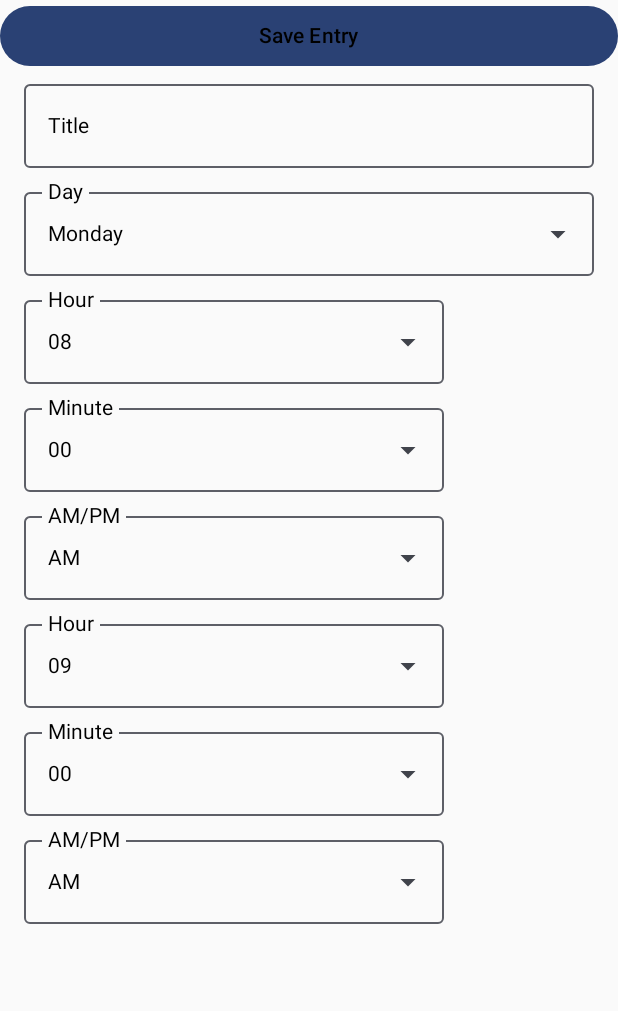
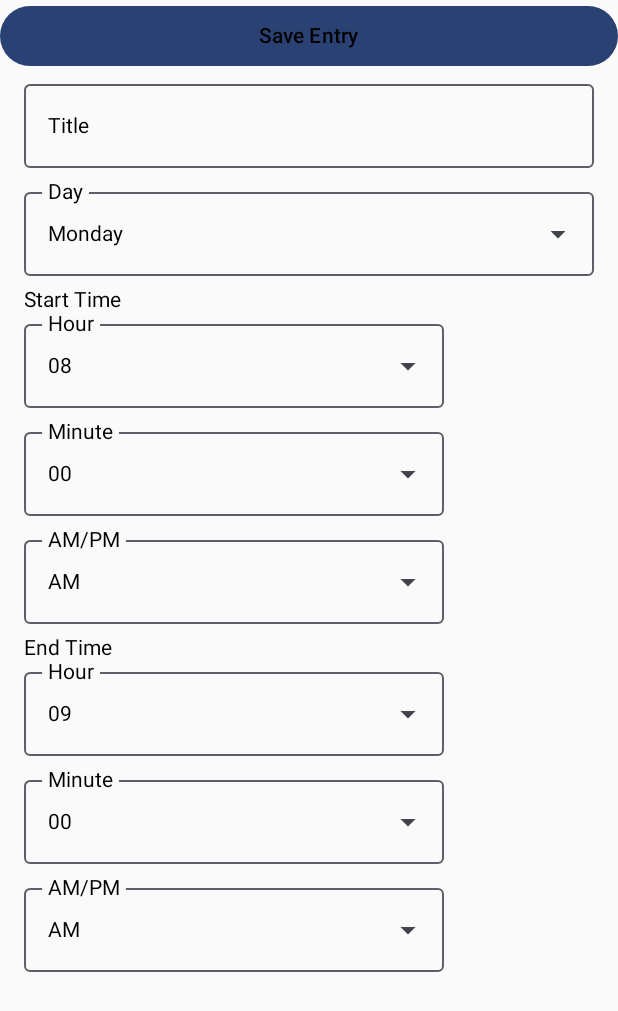
Before and after one commit to maina-smilo/studdy_buddy, an Android app built with Jetpack Compose: the TimetableFormScreen screen opened through its navigation route, on a phone screen of 412 x 824 dp. Shown: the top 1011 px of the screen. Run offline under Robolectric (Android 15) with nearby library versions, the light colour scheme and no system bars; our stand-ins replace Firebase (no records; nobody signed in at launch, a user with empty details on screens opened directly).

Commit message:
fifth commit

```diff
--- a/app/src/main/java/com/example/studdybuddy/navigation/AppNavHost.kt
+++ b/app/src/main/java/com/example/studdybuddy/navigation/AppNavHost.kt
@@ -70,14 +70,7 @@ fun AppNavHost(navController: NavHostController= rememberNavController(), startD
         composable(ROUTE_PROFILE){ ProfileScreen(navController) }
         composable(ROUTE_PRESET_AVATARS){ PresetAvatarsScreen(navController) }
         composable(ROUTE_ONBOARDING){ OnboardingScreen(navController) }
-        composable("studyTimer/{topic}/{duration}", arguments = listOf(
-            navArgument("topic") { type = NavType.StringType },
-            navArgument("duration") { type = NavType.IntType }
-        )) { backStackEntry ->
-            val topic = backStackEntry.arguments?.getString("topic") ?: ""
-            val duration = backStackEntry.arguments?.getInt("duration") ?: 0
-            StudyTimerScreen(navController, topic, duration)
-        }
+
 
 
 
--- a/app/src/main/java/com/example/studdybuddy/ui/theme/screens/studytimer/timetableForm.kt
+++ b/app/src/main/java/com/example/studdybuddy/ui/theme/screens/studytimer/timetableForm.kt
@@ -77,6 +77,7 @@ fun TimetableFormScreen(
         Spacer(modifier = Modifier.height(8.dp))
 
         // Start Time Row
+        Text("Start Time")
 
                 DropdownSelector("Hour",
                     hours,
@@ -107,6 +108,7 @@ fun TimetableFormScreen(
             Spacer(modifier = Modifier.height(8.dp))
 
             // End Time Row
+        Text("End Time")
 
                 DropdownSelector("Hour",
                     hours,
```
Also changed, not shown: app/src/main/java/com/example/studdybuddy/ui/theme/screens/studytimer/timetableList.kt (+5 -3 lines).
